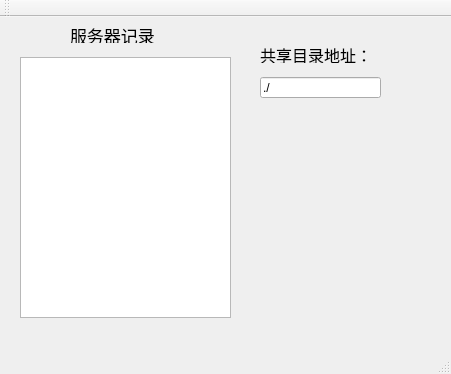
First picture: the form in server/mainwindow.ui, repository chendante/Network-homework, before the edit.
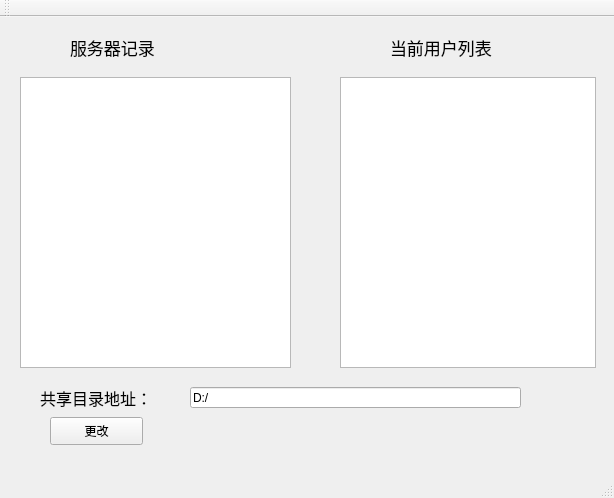
Second picture: the form after the edit.

Diff of the .ui file:
```diff
--- a/server/mainwindow.ui
+++ b/server/mainwindow.ui
@@ -6,8 +6,8 @@
    <rect>
     <x>0</x>
     <y>0</y>
-    <width>451</width>
-    <height>374</height>
+    <width>614</width>
+    <height>498</height>
    </rect>
   </property>
   <property name="windowTitle">
@@ -18,9 +18,9 @@
     <property name="geometry">
      <rect>
       <x>20</x>
-      <y>40</y>
-      <width>211</width>
-      <height>261</height>
+      <y>60</y>
+      <width>271</width>
+      <height>291</height>
      </rect>
     </property>
    </widget>
@@ -29,8 +29,8 @@
      <rect>
       <x>70</x>
       <y>10</y>
-      <width>101</width>
-      <height>16</height>
+      <width>111</width>
+      <height>41</height>
      </rect>
     </property>
     <property name="font">
@@ -45,10 +45,10 @@
    <widget class="QLabel" name="label_2">
     <property name="geometry">
      <rect>
-      <x>260</x>
-      <y>30</y>
-      <width>121</width>
-      <height>16</height>
+      <x>40</x>
+      <y>370</y>
+      <width>131</width>
+      <height>21</height>
      </rect>
     </property>
     <property name="font">
@@ -63,14 +63,58 @@
    <widget class="QLineEdit" name="lineEdit">
     <property name="geometry">
      <rect>
-      <x>260</x>
-      <y>60</y>
-      <width>121</width>
+      <x>190</x>
+      <y>370</y>
+      <width>331</width>
       <height>21</height>
      </rect>
     </property>
     <property name="text">
-     <string>./</string>
+     <string>D:/</string>
+    </property>
+    <property name="readOnly">
+     <bool>true</bool>
+    </property>
+   </widget>
+   <widget class="QPushButton" name="pushButton">
+    <property name="geometry">
+     <rect>
+      <x>50</x>
+      <y>400</y>
+      <width>93</width>
+      <height>28</height>
+     </rect>
+    </property>
+    <property name="text">
+     <string>更改</string>
+    </property>
+   </widget>
+   <widget class="QTableView" name="tableView">
+    <property name="geometry">
+     <rect>
+      <x>340</x>
+      <y>60</y>
+      <width>256</width>
+      <height>291</height>
+     </rect>
+    </property>
+   </widget>
+   <widget class="QLabel" name="label_3">
+    <property name="geometry">
+     <rect>
+      <x>390</x>
+      <y>10</y>
+      <width>141</width>
+      <height>41</height>
+     </rect>
+    </property>
+    <property name="font">
+     <font>
+      <pointsize>13</pointsize>
+     </font>
+    </property>
+    <property name="text">
+     <string>当前用户列表</string>
     </property>
    </widget>
   </widget>
```
Left out of the diff: 4 changed lines with no effect on the pictures.
